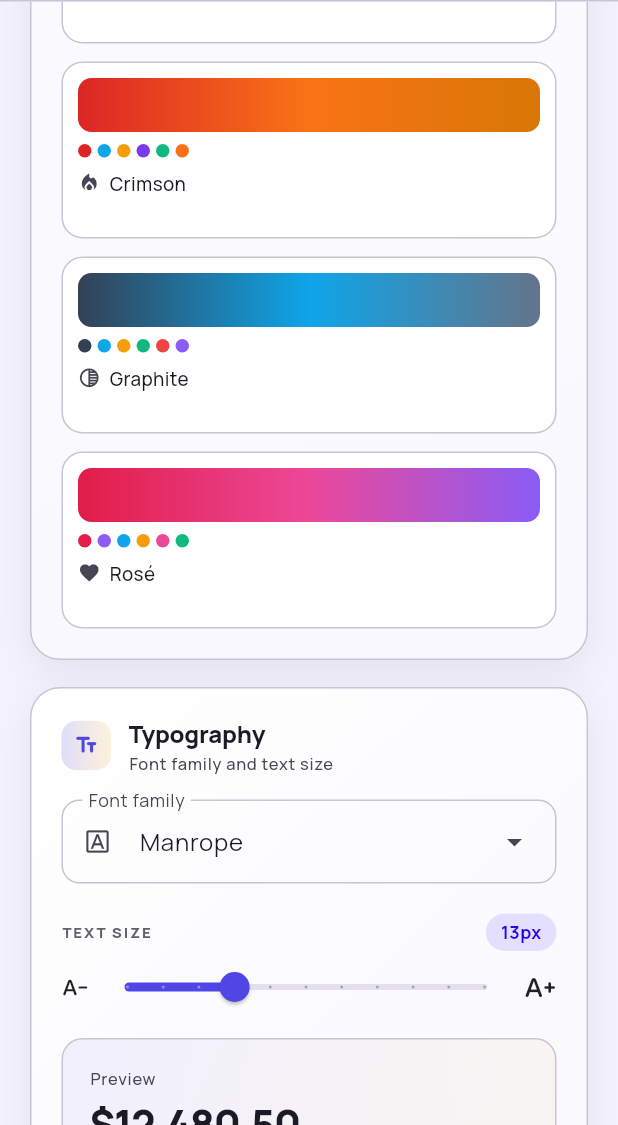
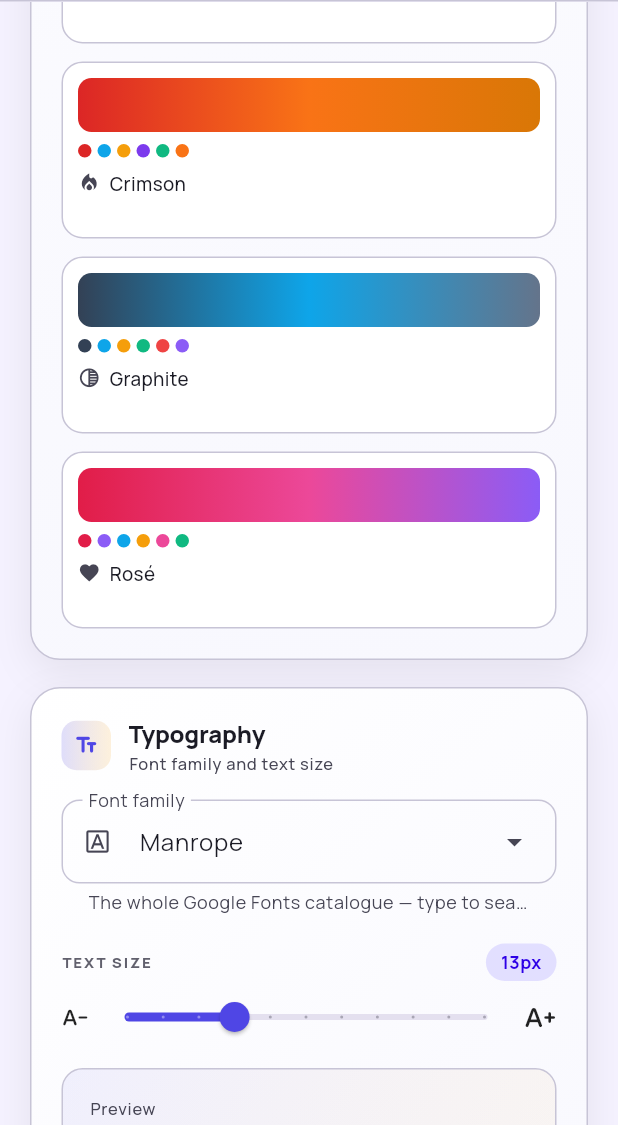
Before and after one commit to ryandam9/expenses, a Flutter app: the SettingsScreen screen opened directly, scrolled down 1152 dp, on a phone screen of 412 x 824 dp, the part 111-1236 px from its top. Run offline on Flutter 3.47's test engine with Material 3 defaults, Android fonts, the phone set to English and light mode, and no system bars; our stand-ins replace fl_chart, flutter_riverpod, font_awesome_flutter, google_fonts, shared_preferences, sqflite and 1 more; missing offline and left inert: file_selector; accounts and stored records are empty.

Commit message:
Offer the full Google Fonts catalogue in the font picker
The picker was a hardcoded list of ~40 families, which is why fonts
like Google Sans (recently added to the Google Fonts catalogue and
included in google_fonts 8.1) never appeared. systemFonts is now built
from GoogleFonts.asMap() — about 1,800 families, searchable via the
existing filter — with 'System Default' kept on top.

Menu entries render as plain text now: with the full catalogue,
rendering each entry in its own font would download all ~1,800 fonts on
open. The typography specimen panel previews the selected font instead.

https://claude.ai/code/session_013RYRYtiHo2FLZvVvGUtZr1

```diff
--- a/lib/providers/font_provider.dart
+++ b/lib/providers/font_provider.dart
@@ -1,4 +1,5 @@
 import 'package:flutter_riverpod/flutter_riverpod.dart';
+import 'package:google_fonts/google_fonts.dart';
 import 'prefs_provider.dart';
 
 class FontFamilyNotifier extends Notifier<String> {
@@ -26,50 +27,11 @@ class FontSizeNotifier extends Notifier<double> {
 final fontFamilyProvider = NotifierProvider<FontFamilyNotifier, String>(FontFamilyNotifier.new);
 final fontSizeProvider = NotifierProvider<FontSizeNotifier, double>(FontSizeNotifier.new);
 
-/// A curated set of Google Fonts (plus the platform default). Each name is a
-/// valid Google Fonts family so it can be loaded on demand via
-/// `GoogleFonts.getTextTheme`. Grouped roughly sans → serif → monospace.
-const systemFonts = [
+/// Every font family the bundled google_fonts package can load (the entire
+/// Google Fonts catalogue — Google Sans, Inter, Roboto, …) preceded by the
+/// platform default. Fonts are fetched and cached on first use, so the list
+/// costs nothing until a family is actually selected.
+final List<String> systemFonts = [
   'System Default',
-  // Sans-serif
-  'Inter',
-  'Roboto',
-  'Roboto Condensed',
-  'Open Sans',
-  'Lato',
-  'Montserrat',
-  'Poppins',
-  'Nunito',
-  'Nunito Sans',
-  'Work Sans',
-  'Source Sans 3',
-  'Raleway',
-  'Rubik',
-  'Manrope',
-  'DM Sans',
-  'IBM Plex Sans',
-  'Karla',
-  'Mulish',
-  'Noto Sans',
-  'PT Sans',
-  'Outfit',
-  'Figtree',
-  'Space Grotesk',
-  'Plus Jakarta Sans',
-  'Albert Sans',
-  // Serif
-  'Merriweather',
-  'Playfair Display',
-  'Lora',
-  'Roboto Slab',
-  'PT Serif',
-  'Source Serif 4',
-  'Bitter',
-  // Monospace
-  'Roboto Mono',
-  'JetBrains Mono',
-  'Fira Code',
-  'Source Code Pro',
-  'IBM Plex Mono',
-  'Space Mono',
+  ...GoogleFonts.asMap().keys,
 ];
--- a/lib/screens/settings_screen.dart
+++ b/lib/screens/settings_screen.dart
@@ -1,7 +1,6 @@
 import 'package:flutter/material.dart';
 import 'package:flutter/services.dart';
 import 'package:flutter_riverpod/flutter_riverpod.dart';
-import 'package:google_fonts/google_fonts.dart';
 import 'package:intl/intl.dart';
 import '../theme/app_themes.dart';
 import '../services/database_service.dart';
@@ -675,22 +674,13 @@ class _TypographyControls extends ConsumerWidget {
           label: const Text('Font family'),
           leadingIcon: const Icon(Icons.font_download_outlined, size: 18),
           menuHeight: 360,
-          dropdownMenuEntries: systemFonts.map((f) {
-            // Render each option in its own font so the list previews itself.
-            TextStyle? style;
-            if (f != 'System Default') {
-              try {
-                style = GoogleFonts.getFont(f);
-              } catch (_) {
-                style = null;
-              }
-            }
-            return DropdownMenuEntry(
-              value: f,
-              label: f,
-              labelWidget: Text(f, style: style),
-            );
-          }).toList(),
+          helperText: 'The whole Google Fonts catalogue — type to search',
+          // Entries are plain text: with ~1,800 families, rendering each in
+          // its own font would download them all; the specimen panel below
+          // previews the selected one instead.
+          dropdownMenuEntries: [
+            for (final f in systemFonts) DropdownMenuEntry(value: f, label: f),
+          ],
           onSelected: (v) {
             if (v != null) ref.read(fontFamilyProvider.notifier).select(v);
           },
```
